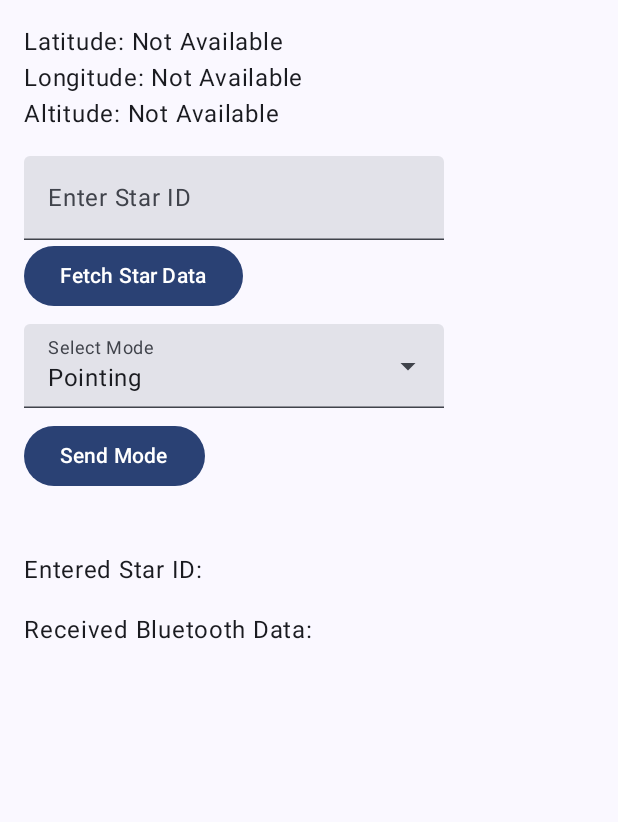
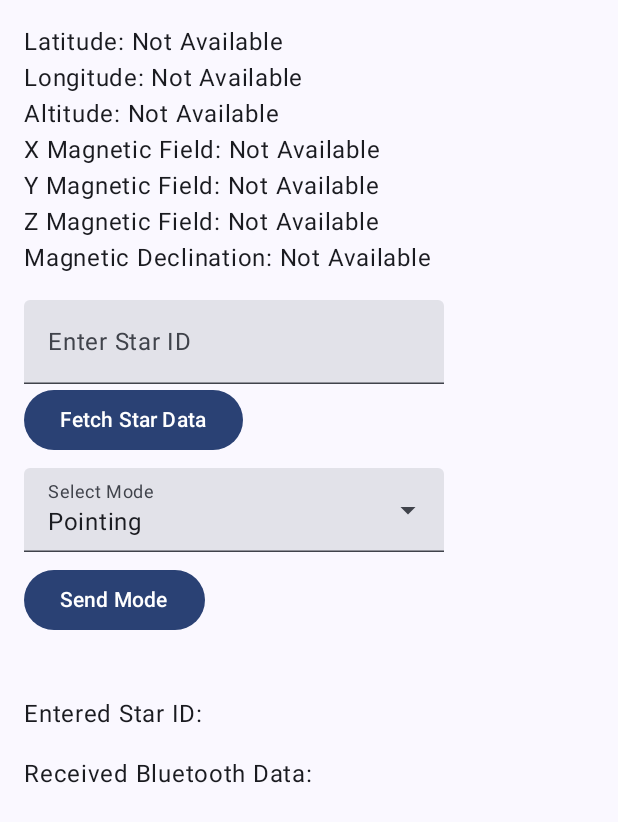
Before and after one commit to brendanriley4/StarSyncAndroidApp, an Android app built with Jetpack Compose: the screen it shows after launch (MainActivity), on a phone screen of 412 x 824 dp. Shown: the top 822 px of the screen. Run offline under Robolectric (Android 15) with nearby library versions, the phone set to English and light mode, and no system bars; libraries missing offline, so code that uses them is left out: com.chaquo.python.

Commit message:
Fixed more bluetooth issues...

```diff
--- a/app/src/main/java/com/example/starsync/theme/BluetoothService.kt
+++ b/app/src/main/java/com/example/starsync/theme/BluetoothService.kt
@@ -43,7 +43,7 @@ class BluetoothService(private val context : Context) {
                 onConnected()
             } catch (e: IOException) {
                 // Connection failed
-                Log.e(TAG, "Connection failed: ${e.message}")
+                Log.e(TAG, "Connection failed: ${e.message}\r\n${e.printStackTrace()}")
                 try {
                     bluetoothSocket?.close()
                 } catch (ce: IOException) {
@@ -94,27 +94,31 @@ class BluetoothService(private val context : Context) {
             }
             try {
                 val inputStream = bluetoothSocket?.inputStream ?: return@launch
-                val buffer = ByteArray(1024) // Adjust buffer size as needed
+                val buffer = ByteArray(2048)  // Consider testing different sizes
+
                 while (isActive) {
                     val bytes = inputStream.read(buffer)
                     if (bytes > 0) {
                         val incomingMessage = String(buffer, 0, bytes)
+                        Log.d(TAG, "Received data size: $bytes bytes")  // Log the size of the data received
                         withContext(Dispatchers.Main) {
-                            onDataReceived(incomingMessage) // This now runs on the main thread
+                            onDataReceived(incomingMessage)
                         }
                         Log.d(TAG, "Received: $incomingMessage")
                     }
                 }
             } catch (e: IOException) {
-                Log.e(TAG, "Error receiving data: ${e.message}")
-                // Handle disconnection or other errors here
+                withContext(Dispatchers.Main) {
+                    Log.e(TAG, "Error receiving data: ${e.message}")
+                }
             }
         }
     }
 
+
     fun isConnected(): Boolean {
+        Log.d(TAG, "isConnected() called: ${bluetoothSocket?.isConnected}")
         return bluetoothSocket?.isConnected == true
-        Log.d(TAG, "isConnected() called")
     }
 
     fun disconnect() {
--- a/app/src/main/java/com/example/starsync/theme/MainActivity.kt
+++ b/app/src/main/java/com/example/starsync/theme/MainActivity.kt
@@ -51,7 +51,10 @@ import com.example.starsync.theme.ui.StarSyncTheme
 import android.hardware.GeomagneticField
 import androidx.compose.foundation.lazy.*
 import androidx.compose.runtime.LaunchedEffect
+import kotlinx.coroutines.CoroutineScope
+import kotlinx.coroutines.Dispatchers
 import kotlinx.coroutines.delay
+import kotlinx.coroutines.launch
 
 
 class MainActivity : ComponentActivity() {
@@ -59,6 +62,8 @@ class MainActivity : ComponentActivity() {
     private lateinit var bluetoothService: BluetoothService
 
     private var isAppReady = mutableStateOf(false)
+    private var magneticDataSent = false
+
 
     companion object {
         private const val TAG = "MainActivity"
@@ -76,6 +81,7 @@ class MainActivity : ComponentActivity() {
     private var xField = mutableStateOf<Float?>(null)
     private var yField = mutableStateOf<Float?>(null)
     private var zField = mutableStateOf<Float?>(null)
+    private var dec = mutableStateOf<Float?>(null)
 
 
 
@@ -93,8 +99,6 @@ class MainActivity : ComponentActivity() {
             arrayOf(Manifest.permission.ACCESS_FINE_LOCATION, Manifest.permission.BLUETOOTH_CONNECT)
         )
         Log.d(TAG, "requestMultiplePermissionsLauncher called")
-        initializeBluetoothService()
-        getLocation()
 
         // Set the content of the activity to the MainScreen composable
         setContent {
@@ -105,7 +109,7 @@ class MainActivity : ComponentActivity() {
                 ) {
                     if (isAppReady.value) {
                         MainScreen(userLatitude, userLongitude, userAltitude, xField, yField,
-                            zField, bluetoothService)
+                            zField, dec, bluetoothService)
                         Log.d(TAG, "MainScreen() called")
                     } else {
                         // Show a loading or placeholder screen
@@ -114,11 +118,9 @@ class MainActivity : ComponentActivity() {
                 }
             }
         }
-        if (::bluetoothService.isInitialized && isAppReady.value) {
-            if (!bluetoothService.isConnected()) {
-                Log.d(TAG, "Reconnecting to device...")
-                initializeBluetoothService()
-            }
+        getLocation()
+        if (!::bluetoothService.isInitialized) {
+            initializeBluetoothService()
         }
         Log.d(TAG, "getLocation() and initializeBluetoothService() called")
 
@@ -126,11 +128,9 @@ class MainActivity : ComponentActivity() {
 
     override fun onResume() {
         super.onResume()
-        if (::bluetoothService.isInitialized && isAppReady.value) {
-            if (!bluetoothService.isConnected()) {
-                Log.d(TAG, "Reconnecting to device...")
-                initializeBluetoothService()
-            }
+        if (!::bluetoothService.isInitialized) {
+            Log.d(TAG, "Reconnecting to device...")
+            initializeBluetoothService()
         }
     }
 
@@ -146,8 +146,13 @@ class MainActivity : ComponentActivity() {
 
         // Connect to the device, ensure permissions are granted before this step
         val microcontrollerAddress: String = "98:D3:02:96:A2:05"
-        bluetoothService.connectToDevice(microcontrollerAddress) {
-            // This callback could be part of an enhanced connectToDevice function that includes a lambda for what to do on successful connection
+        bluetoothService.connectToDevice(microcontrollerAddress, ) {
+            // What we are doing on successful connection - sending magnetic field data.
+            if (!magneticDataSent){
+                Log.d(TAG, "Magnetic field data sending...")
+                bluetoothService.sendData("M${xField.value},${yField.value},${zField.value},${dec.value}\n")
+                magneticDataSent = true
+            }
             Log.d(TAG, "Connection successful, start listening for data")
         }
         isAppReady.value = true
@@ -170,7 +175,6 @@ class MainActivity : ComponentActivity() {
 
                 Log.d("getLocation", "$userLatitude $userLongitude $userAltitude")
 
-                // Create an instance of GeomagneticField
                 val geomagneticField = GeomagneticField(
                     it.latitude.toFloat(),
                     it.longitude.toFloat(),
@@ -178,14 +182,11 @@ class MainActivity : ComponentActivity() {
                     System.currentTimeMillis()
                 )
 
-                // Now you can get the magnetic field data
                 xField.value = geomagneticField.x
                 yField.value = geomagneticField.y
                 zField.value = geomagneticField.z
+                dec.value = geomagneticField.declination
 
-                // You could store these values similarly, or use them directly as needed
-                Log.d("Geomagnetic Data", "Declination: $xField, Inclination: $yField, Field Strength: $zField")
-                bluetoothService.sendData("M$xField,$yField,$zField")
 
             }
         } else {
@@ -259,7 +260,7 @@ fun StarInput(onValueChange: (String) -> Unit) {
 fun MainScreen(latitudeState: MutableState<Double?>, longitudeState: MutableState<Double?>,
                altitudeState: MutableState<Double?>, xField: MutableState<Float?>,
                yField: MutableState<Float?>, zField: MutableState<Float?>,
-               bluetoothService: BluetoothService) {
+               dec: MutableState<Float?>, bluetoothService: BluetoothService) {
 
     val TAG = "MainScreen"
 
@@ -271,15 +272,24 @@ fun MainScreen(latitudeState: MutableState<Double?>, longitudeState: MutableStat
         val onDataReceived: (String) -> Unit = { message ->
             receivedMessages.add(message)
         }
+        val job = CoroutineScope(Dispatchers.IO).launch {
+        delay(1000)  // Delay for 1000 milliseconds (1 second) - if this isn't done
+                              // data is garbled on startup and an error is thrown.
         bluetoothService.receiveData(onDataReceived)
+    }
 
         onDispose {
             // Clean up actions if needed when the composable leaves the composition
+            job.cancel()
         }
     }
     val latitude = latitudeState.value
     val longitude = longitudeState.value
     val altitude = altitudeState.value
+    val xfield = xField.value
+    val yfield = yField.value
+    val zfield = zField.value
+    val declination = dec.value
 
     //Dropdown menu necessary variables
     val availableModes = listOf("Pointing", "Health", "Standby", "Calibration")
@@ -304,6 +314,10 @@ fun MainScreen(latitudeState: MutableState<Double?>, longitudeState: MutableStat
         Text(text = "Latitude: ${latitude ?: "Not Available"}")
         Text(text = "Longitude: ${longitude ?: "Not Available"}")
         Text(text = "Altitude: ${altitude ?: "Not Available"}")
+        Text(text = "X Magnetic Field: ${xfield ?: "Not Available"}")
+        Text(text = "Y Magnetic Field: ${yfield ?: "Not Available"}")
+        Text(text = "Z Magnetic Field: ${zfield ?: "Not Available"}")
+        Text(text = "Magnetic Declination: ${declination ?: "Not Available"}")
 
         Spacer(modifier = Modifier.height(16.dp))
 
```
